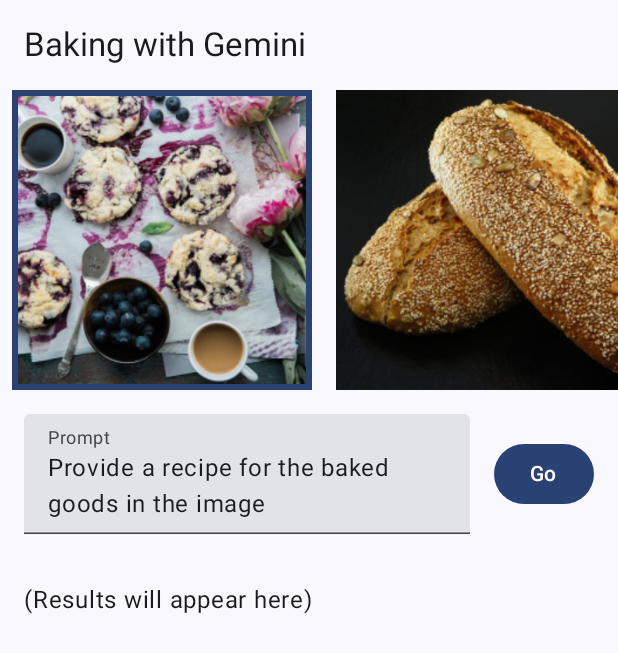
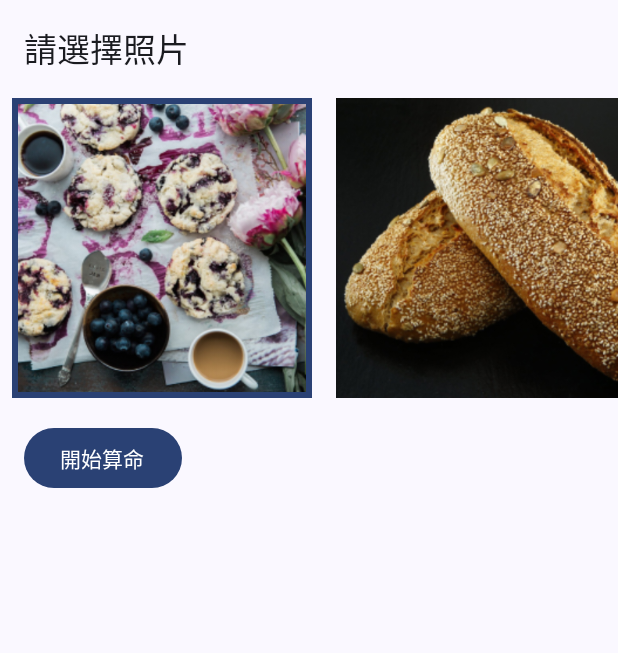
Before and after one commit to wow800915/FortuneTeller, an Android app built with Jetpack Compose: the screen it shows after launch (MainActivity), on a phone screen of 412 x 824 dp. Shown: the top 653 px of the screen. Run offline under Robolectric (Android 15) with nearby library versions, the phone set to English and light mode, and no system bars; libraries missing offline, so code that uses them is left out: com.google.ai.client.

Commit message:
修改專案相關名稱為算命專案

```diff
--- a/app/src/main/java/com/example/fortuneteller/BakingScreen.kt
+++ b/app/src/main/java/com/example/fortuneteller/HomeScreen.kt
@@ -30,6 +30,7 @@ import androidx.compose.runtime.saveable.rememberSaveable
 import androidx.compose.runtime.setValue
 import androidx.compose.ui.Alignment
 import androidx.compose.ui.Modifier
+import androidx.compose.ui.draw.alpha
 import androidx.compose.ui.platform.LocalContext
 import androidx.compose.ui.res.painterResource
 import androidx.compose.ui.res.stringResource
@@ -49,22 +50,21 @@ val imageDescriptions = arrayOf(
 )
 
 @Composable
-fun BakingScreen(
-    bakingViewModel: BakingViewModel = viewModel()
+fun HomeScreen(
+    homeViewModel: HomeViewModel = viewModel()
 ) {
     val selectedImage = remember { mutableIntStateOf(0) }
-    val placeholderPrompt = stringResource(R.string.prompt_placeholder)
     val placeholderResult = stringResource(R.string.results_placeholder)
-    var prompt by rememberSaveable { mutableStateOf(placeholderPrompt) }
     var result by rememberSaveable { mutableStateOf(placeholderResult) }
-    val uiState by bakingViewModel.uiState.collectAsState()
+    val uiState by homeViewModel.uiState.collectAsState()
     val context = LocalContext.current
+    val prompt = stringResource(R.string.prompt) // Add this line to retrieve the string resource
 
     Column(
         modifier = Modifier.fillMaxSize()
     ) {
         Text(
-            text = stringResource(R.string.baking_title),
+            text = stringResource(R.string.home_title),
             style = MaterialTheme.typography.titleLarge,
             modifier = Modifier.padding(16.dp)
         )
@@ -94,25 +94,15 @@ fun BakingScreen(
         Row(
             modifier = Modifier.padding(all = 16.dp)
         ) {
-            TextField(
-                value = prompt,
-                label = { Text(stringResource(R.string.label_prompt)) },
-                onValueChange = { prompt = it },
-                modifier = Modifier
-                    .weight(0.8f)
-                    .padding(end = 16.dp)
-                    .align(Alignment.CenterVertically)
-            )
-
             Button(
                 onClick = {
                     val bitmap = BitmapFactory.decodeResource(
                         context.resources,
                         images[selectedImage.intValue]
                     )
-                    bakingViewModel.sendPrompt(bitmap, prompt)
+                    homeViewModel.sendPrompt(bitmap, prompt)
                 },
-                enabled = prompt.isNotEmpty(),
+//                enabled = prompt.isEmpty(),//這邊判斷照片是不是empty
                 modifier = Modifier
                     .align(Alignment.CenterVertically)
             ) {
--- a/app/src/main/java/com/example/fortuneteller/BakingViewModel.kt
+++ b/app/src/main/java/com/example/fortuneteller/HomeViewModel.kt
@@ -11,7 +11,7 @@ import kotlinx.coroutines.flow.StateFlow
 import kotlinx.coroutines.flow.asStateFlow
 import kotlinx.coroutines.launch
 
-class BakingViewModel : ViewModel() {
+class HomeViewModel : ViewModel() {
     private val _uiState: MutableStateFlow<UiState> =
         MutableStateFlow(UiState.Initial)
     val uiState: StateFlow<UiState> =
--- a/app/src/main/java/com/example/fortuneteller/MainActivity.kt
+++ b/app/src/main/java/com/example/fortuneteller/MainActivity.kt
@@ -19,7 +19,7 @@ class MainActivity : ComponentActivity() {
                     modifier = Modifier.fillMaxSize(),
                     color = MaterialTheme.colorScheme.background,
                 ) {
-                    BakingScreen()
+                    HomeScreen()
                 }
             }
         }
--- a/app/src/main/res/values/strings.xml
+++ b/app/src/main/res/values/strings.xml
@@ -1,11 +1,11 @@
 <resources>
     <string name="app_name">FortuneTeller</string>
-    <string name="action_go">Go</string>
-    <string name="baking_title">Baking with Gemini</string>
+    <string name="action_go">開始算命</string>
+    <string name="home_title">請選擇照片</string>
     <string name="label_prompt">Prompt</string>
-    <string name="prompt_placeholder">Provide a recipe for the baked goods in the image</string>
+    <string name="prompt">中文回答,先幫我判斷此照片是不是人,如果是請回『不是人,請上傳人類照片』,如果是人類的話,幫我算此人命相,並用幽默誇張的方法回覆,如果不知道,怎麼算就亂掰即可</string>
     <string name="image1_description">Blueberry cookies</string>
     <string name="image2_description">Homemade bread</string>
     <string name="image3_description">Red-velvet cupcake</string>
-    <string name="results_placeholder">(Results will appear here)</string>
+    <string name="results_placeholder"> </string>
 </resources>
```
